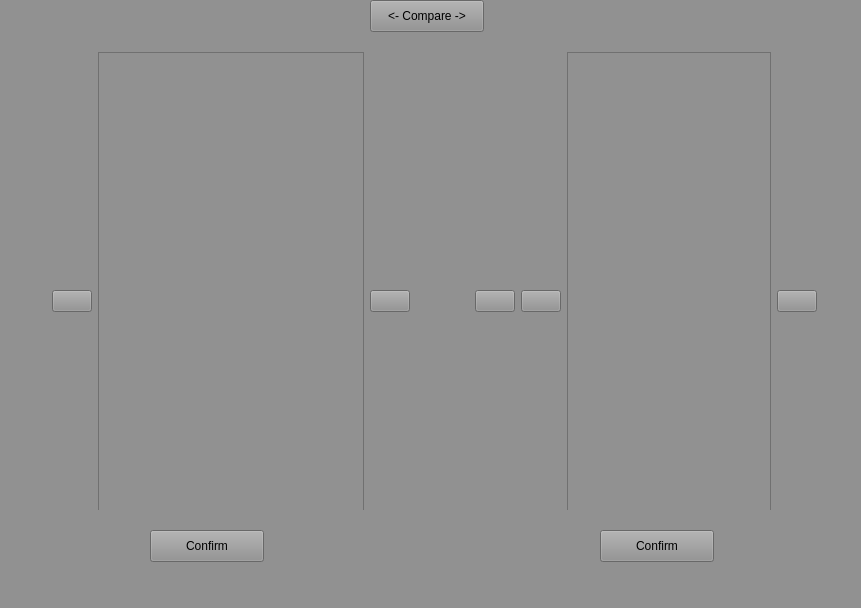
Old version of the form Beta_Build/mainwindow.ui in the repository brohemz/Program_Plagiarism_Checker.
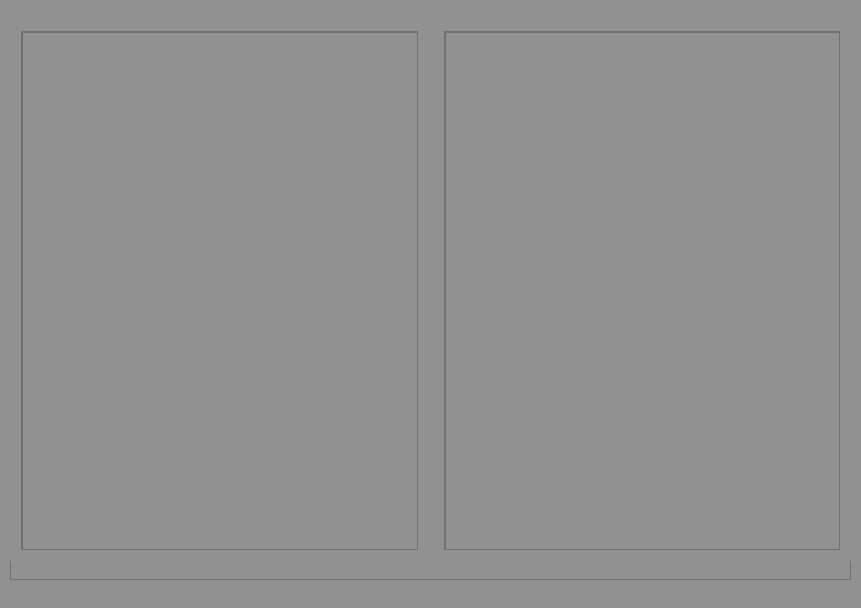
New version of the form. The open tabs and pages were chosen to show the change.

The edit to the form file:
```diff
--- a/Beta_Build/mainwindow.ui
+++ b/Beta_Build/mainwindow.ui
@@ -465,6 +465,137 @@
       </widget>
      </widget>
     </widget>
+    <widget class="QWidget" name="page_4">
+     <widget class="QFrame" name="frame_11">
+      <property name="geometry">
+       <rect>
+        <x>10</x>
+        <y>560</y>
+        <width>841</width>
+        <height>20</height>
+       </rect>
+      </property>
+      <property name="frameShape">
+       <enum>QFrame::StyledPanel</enum>
+      </property>
+      <property name="frameShadow">
+       <enum>QFrame::Raised</enum>
+      </property>
+      <widget class="QLabel" name="label_3">
+       <property name="geometry">
+        <rect>
+         <x>10</x>
+         <y>0</y>
+         <width>411</width>
+         <height>16</height>
+        </rect>
+       </property>
+       <property name="text">
+        <string/>
+       </property>
+      </widget>
+     </widget>
+     <widget class="QWidget" name="horizontalLayoutWidget_11">
+      <property name="geometry">
+       <rect>
+        <x>10</x>
+        <y>20</y>
+        <width>841</width>
+        <height>541</height>
+       </rect>
+      </property>
+      <layout class="QHBoxLayout" name="horizontalLayout_11">
+       <item>
+        <widget class="QScrollArea" name="scrollArea_5">
+         <property name="styleSheet">
+          <string notr="true"/>
+         </property>
+         <property name="widgetResizable">
+          <bool>true</bool>
+         </property>
+         <widget class="QWidget" name="scrollAreaWidgetContents_5">
+          <property name="geometry">
+           <rect>
+            <x>0</x>
+            <y>0</y>
+            <width>398</width>
+            <height>537</height>
+           </rect>
+          </property>
+          <widget class="QTextBrowser" name="textBrowser_7">
+           <property name="geometry">
+            <rect>
+             <x>0</x>
+             <y>0</y>
+             <width>401</width>
+             <height>541</height>
+            </rect>
+           </property>
+           <property name="sizePolicy">
+            <sizepolicy hsizetype="Preferred" vsizetype="Expanding">
+             <horstretch>0</horstretch>
+             <verstretch>0</verstretch>
+            </sizepolicy>
+           </property>
+           <property name="styleSheet">
+            <string notr="true"/>
+           </property>
+          </widget>
+         </widget>
+        </widget>
+       </item>
+       <item>
+        <spacer name="verticalSpacer_13">
+         <property name="orientation">
+          <enum>Qt::Vertical</enum>
+         </property>
+         <property name="sizeHint" stdset="0">
+          <size>
+           <width>20</width>
+           <height>40</height>
+          </size>
+         </property>
+        </spacer>
+       </item>
+       <item>
+        <widget class="QScrollArea" name="scrollArea_6">
+         <property name="widgetResizable">
+          <bool>true</bool>
+         </property>
+         <widget class="QWidget" name="scrollAreaWidgetContents_6">
+          <property name="geometry">
+           <rect>
+            <x>0</x>
+            <y>0</y>
+            <width>397</width>
+            <height>537</height>
+           </rect>
+          </property>
+          <widget class="QTextBrowser" name="textBrowser_8">
+           <property name="geometry">
+            <rect>
+             <x>0</x>
+             <y>0</y>
+             <width>401</width>
+             <height>541</height>
+            </rect>
+           </property>
+           <property name="sizePolicy">
+            <sizepolicy hsizetype="Preferred" vsizetype="Expanding">
+             <horstretch>0</horstretch>
+             <verstretch>0</verstretch>
+            </sizepolicy>
+           </property>
+           <property name="styleSheet">
+            <string notr="true">b {color:lightblue}</string>
+           </property>
+          </widget>
+         </widget>
+        </widget>
+       </item>
+      </layout>
+     </widget>
+    </widget>
    </widget>
   </widget>
  </widget>
```
Left out of the diff: 29 changed lines with no effect on the pictures.
